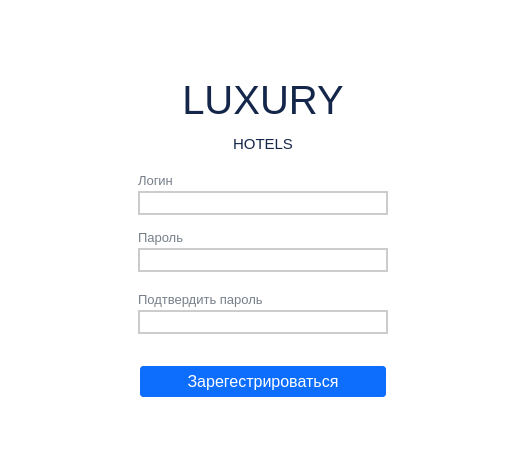
Above: src/registration.ui from Ruha24/HotelQt before the change. Below: the same form after it.
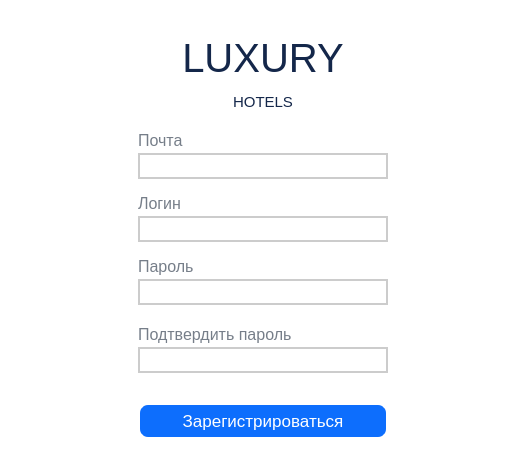
That is the form after the change.

Commit message: added smtp class; added display of room information; added recovery data; addedemail on registration

```diff
--- a/src/registration.ui
+++ b/src/registration.ui
@@ -44,7 +44,7 @@
 	background-color: #0d6efd;
 	border: 2px solid #fff;
 	color: #fff;
-	border-radius: 5px;
+	border-radius: 10px;
 	padding: 6px;
 	margin-top: 10px 
 }
@@ -94,7 +94,7 @@
          <widget class="QLabel" name="label_4">
           <property name="font">
            <font>
-            <pointsize>18</pointsize>
+            <pointsize>20</pointsize>
            </font>
           </property>
           <property name="styleSheet">
@@ -116,6 +116,49 @@
           <property name="spacing">
            <number>15</number>
           </property>
+          <property name="topMargin">
+           <number>0</number>
+          </property>
+          <item>
+           <layout class="QVBoxLayout" name="verticalLayout_3">
+            <property name="spacing">
+             <number>3</number>
+            </property>
+            <property name="topMargin">
+             <number>0</number>
+            </property>
+            <property name="bottomMargin">
+             <number>0</number>
+            </property>
+            <item>
+             <widget class="QLabel" name="label_8">
+              <property name="font">
+               <font>
+                <pointsize>12</pointsize>
+               </font>
+              </property>
+              <property name="text">
+               <string>Почта</string>
+              </property>
+             </widget>
+            </item>
+            <item>
+             <widget class="QLineEdit" name="lineEdit">
+              <property name="minimumSize">
+               <size>
+                <width>250</width>
+                <height>0</height>
+               </size>
+              </property>
+              <property name="font">
+               <font>
+                <pointsize>13</pointsize>
+               </font>
+              </property>
+             </widget>
+            </item>
+           </layout>
+          </item>
           <item>
            <layout class="QVBoxLayout" name="verticalLayout_7">
             <property name="spacing">
@@ -125,7 +168,7 @@
              <widget class="QLabel" name="label_5">
               <property name="font">
                <font>
-                <pointsize>10</pointsize>
+                <pointsize>12</pointsize>
                </font>
               </property>
               <property name="text">
@@ -143,7 +186,7 @@
               </property>
               <property name="font">
                <font>
-                <pointsize>11</pointsize>
+                <pointsize>13</pointsize>
                </font>
               </property>
               <property name="text">
@@ -162,7 +205,7 @@
              <widget class="QLabel" name="label_6">
               <property name="font">
                <font>
-                <pointsize>10</pointsize>
+                <pointsize>12</pointsize>
                </font>
               </property>
               <property name="text">
@@ -174,7 +217,7 @@
              <widget class="QLineEdit" name="password_edit">
               <property name="font">
                <font>
-                <pointsize>11</pointsize>
+                <pointsize>13</pointsize>
                </font>
               </property>
               <property name="toolTip">
@@ -203,7 +246,7 @@
            <widget class="QLabel" name="label_7">
             <property name="font">
              <font>
-              <pointsize>10</pointsize>
+              <pointsize>12</pointsize>
              </font>
             </property>
             <property name="text">
@@ -215,7 +258,7 @@
            <widget class="QLineEdit" name="confirmpass_edit">
             <property name="font">
              <font>
-              <pointsize>11</pointsize>
+              <pointsize>13</pointsize>
              </font>
             </property>
             <property name="inputMask">
@@ -235,11 +278,11 @@
          <widget class="QPushButton" name="buttonReg">
           <property name="font">
            <font>
-            <pointsize>12</pointsize>
+            <pointsize>13</pointsize>
            </font>
           </property>
           <property name="text">
-           <string>Зарегестрироваться</string>
+           <string>Зарегистрироваться</string>
           </property>
          </widget>
         </item>
```
The commit also changes 23 other files.
